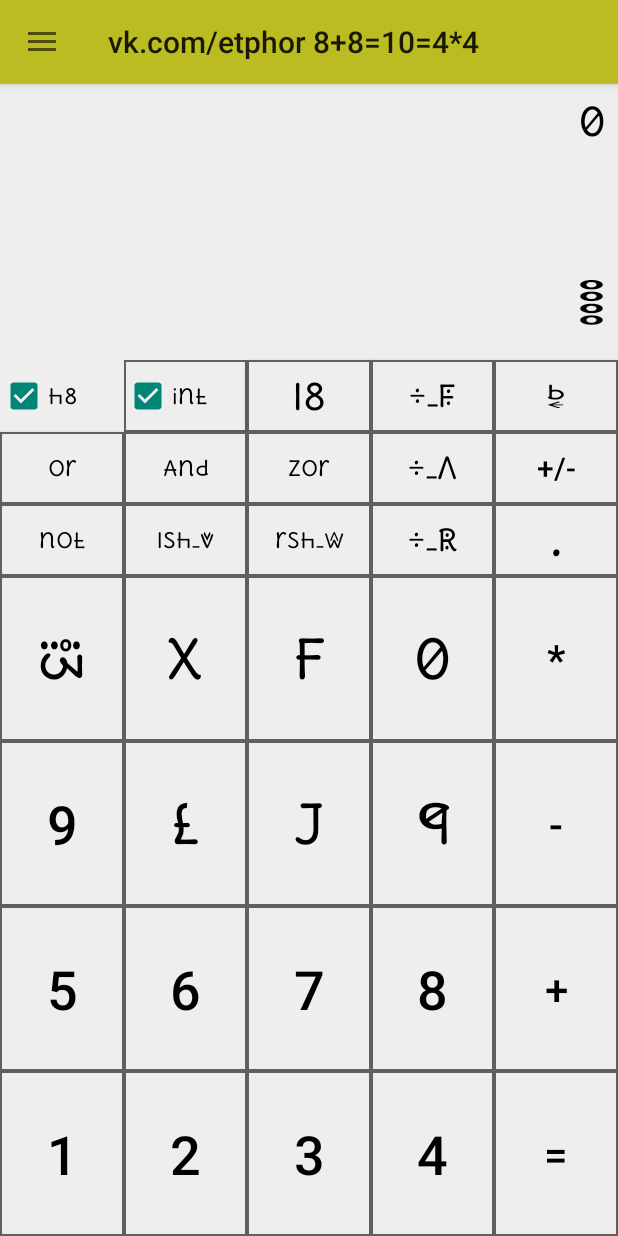
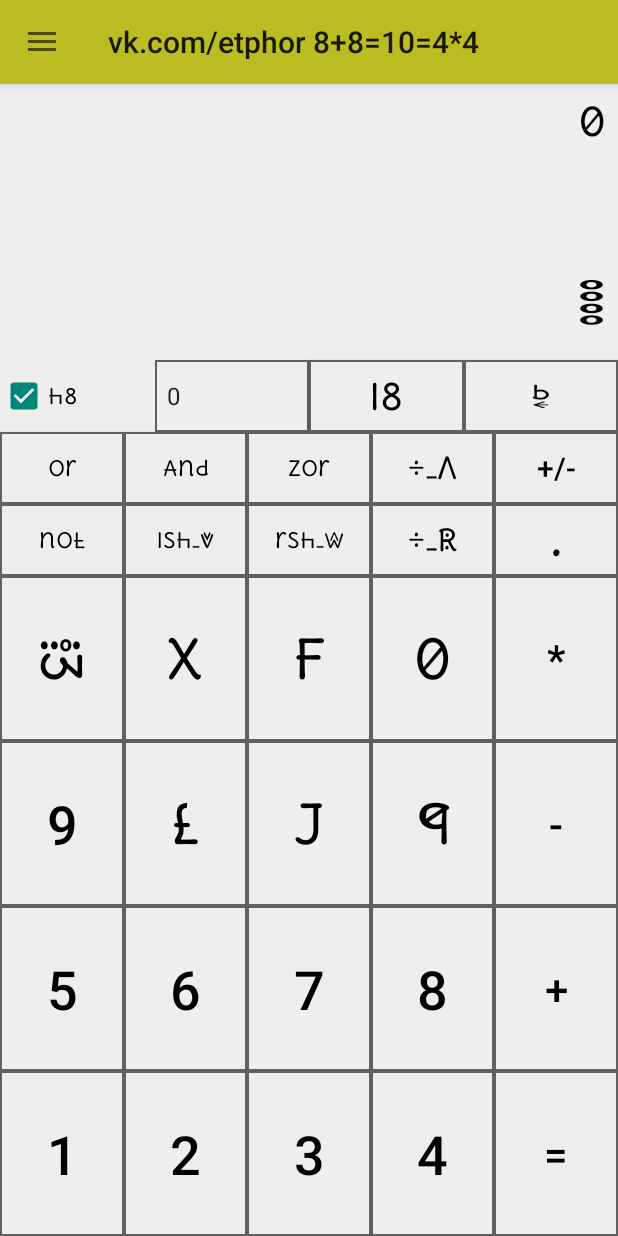
Before and after one commit to MStefan99/calculator, an Android app: the screen it shows after launch (MainActivity), on a phone screen of 412 x 824 dp. Run offline under Robolectric (Android 15) with nearby library versions, the phone set to English and light mode, and no system bars; libraries missing offline, so code that uses them is left out: io.realm; 1 statement that could not run was skipped.

Commit message:
spinner decimal point added

```diff
--- a/app/src/main/java/com/annushkaproject/programmerscalculator/fragments/ProgrammerFragment.java
+++ b/app/src/main/java/com/annushkaproject/programmerscalculator/fragments/ProgrammerFragment.java
@@ -8,8 +8,11 @@ import android.util.Log;
 import android.view.LayoutInflater;
 import android.view.View;
 import android.view.ViewGroup;
+import android.widget.AdapterView;
+import android.widget.ArrayAdapter;
 import android.widget.Button;
 import android.widget.CheckBox;
+import android.widget.Spinner;
 import android.widget.TextView;
 
 import com.annushkaproject.programmerscalculator.R;
@@ -49,7 +52,7 @@ public class ProgrammerFragment extends Fragment {
         setupSignButton();
 //        setupModeRadio();
         setup_heks_cb(); modeenum = mode_enum.mode_enum_heks; enableButtonsALL();
-
+        setup_decimal_spinner();
         setupWordLengthButton();
     }
 
@@ -156,6 +159,17 @@ public class ProgrammerFragment extends Fragment {
             updateText(formatText(number));
         });
     }
+    private void setup_decimal_spinner() {
+        Spinner spinner = getView().findViewById(R.id.decimal_precision_spinner);
+        String[] decimal_points_items = getResources().getStringArray(R.array.decimal_points_selection_array);
+//        ArrayAdapter<String> adapter = ArrayAdapter.createFromResource();//new ArrayAdapter<String>(this, R.layout.fragment_programmer, R.id.text, decimal_points_items);
+        ArrayAdapter<CharSequence> adapter = ArrayAdapter.createFromResource( spinner.getContext(), // getActivity(),
+                R.array.decimal_points_selection_array, android.R.layout.simple_spinner_item);
+        adapter.setDropDownViewResource(android.R.layout.simple_spinner_dropdown_item);
+        spinner.setAdapter(adapter);
+//        c_handle_decimal_spinboks spinboks_listener = new c_handle_decimal_spinboks() ;
+//        spinner.setOnItemClickListener((AdapterView.OnItemClickListener) spinboks_listener);
+    }
     private void usePressedNumber(String number) {
         if (currentString().equals("0") && !number.equals(".")) { textView.setText(""); textView3.setText(""); }
         String newString;
@@ -243,7 +257,9 @@ public class ProgrammerFragment extends Fragment {
 
     private void setOperatorButtonsClickable(boolean mode) {
         int[] letterButtonIDs = new int[]{
-                R.id.button_decimal_point,  R.id.buttonRDivide, R.id.buttonFdivide, R.id.buttonMod,
+                R.id.button_decimal_point,  R.id.buttonRDivide,
+//                R.id.buttonFdivide,
+                R.id.buttonMod,
                 R.id.buttonMinus, R.id.buttonPlus , R.id.buttonMultiply, R.id.buttonPower,
                 R.id.button_decimal_point, R.id.buttonEquals,
                 R.id.button_zor, R.id.buttonOR, R.id.buttonNOT , R.id.buttonAND , R.id.buttonLSH , R.id.buttonRSH,
--- /dev/null
+++ b/app/src/main/java/com/annushkaproject/programmerscalculator/fragments/c_handle_decimal_spinboks.java
@@ -0,0 +1,16 @@
+package com.annushkaproject.programmerscalculator.fragments;
+
+import android.app.Activity;
+import android.view.View;
+import android.widget.AdapterView;
+
+public class c_handle_decimal_spinboks extends Activity implements AdapterView.OnItemSelectedListener {
+    public void onItemSelected(AdapterView<?> parent, View view, int pos, long id) {
+        // An item was selected. You can retrieve the selected item using
+        // parent.getItemAtPosition(pos)
+    }
+
+    public void onNothingSelected(AdapterView<?> parent) {
+        // Another interface callback
+    }
+}
--- a/app/src/main/res/layout/fragment_programmer.xml
+++ b/app/src/main/res/layout/fragment_programmer.xml
@@ -1,5 +1,7 @@
 <?xml version="1.0" encoding="utf-8"?>
-<android.support.constraint.ConstraintLayout xmlns:android="http://schemas.android.com/apk/res/android" xmlns:app="http://schemas.android.com/apk/res-auto" xmlns:tools="http://schemas.android.com/tools"
+<android.support.constraint.ConstraintLayout xmlns:android="http://schemas.android.com/apk/res/android" xmlns:app="http://schemas.android.com/apk/res-auto"
+    xmlns:tools="http://schemas.android.com/tools"
+    tools:context=".activities.MainActivity"
   android:id="@+id/constraintLayout" android:layout_width="match_parent" android:layout_height="match_parent"
   app:layout_behavior="@string/appbar_scrolling_view_behavior">
 
@@ -31,12 +33,13 @@
     <CheckBox android:id="@+id/heks_check_boks" android:checked="true" android:layout_width="0dp" android:layout_height="@dimen/btn_ro1_hait"
         android:background="@color/backgroundColor" android:textColor="?attr/primaryTextColor"
         android:text="@string/heks_cb_label" android:fontFamily="@font/u5" android:textAllCaps="false"
-        app:layout_constraintStart_toStartOf="parent" app:layout_constraintEnd_toStartOf="@id/cb_int"
+        app:layout_constraintStart_toStartOf="parent" app:layout_constraintEnd_toStartOf="@id/decimal_precision_spinner"
         app:layout_constraintTop_toBottomOf="@+id/inputField2" />
 
-    <CheckBox  android:checked="true"  android:id="@+id/cb_int"    android:layout_width="0dp"    android:layout_height="0dp"
+    <Spinner  android:id="@+id/decimal_precision_spinner" android:layout_width="0dp" android:layout_height="0dp"
+        android:entries="@array/decimal_points_selection_array"
         android:background="@drawable/calculator_button_main" android:textColor="?attr/primaryTextColor"
-        android:text="@string/int_cb_label" android:fontFamily="@font/u5" android:textAllCaps="false" android:textSize="@dimen/int_button_label_size"
+        android:text="@string/decimal_point_label" android:fontFamily="@font/u5" android:textAllCaps="false" android:textSize="@dimen/int_button_label_size"
         app:layout_constraintBottom_toBottomOf="@id/heks_check_boks" app:layout_constraintTop_toBottomOf="@+id/inputField2"
         app:layout_constraintStart_toEndOf="@+id/heks_check_boks"   app:layout_constraintEnd_toStartOf="@id/buttonLength" />
 
@@ -44,13 +47,13 @@
         android:background="@drawable/calculator_button_main" android:textColor="?attr/primaryTextColor"
         android:text="l8" android:fontFamily="@font/u5" android:textSize="@dimen/int_len_button_label_size" android:textAllCaps="false"
         app:layout_constraintBottom_toBottomOf="@id/heks_check_boks" app:layout_constraintTop_toBottomOf="@+id/inputField2"
-        app:layout_constraintStart_toEndOf="@+id/cb_int"   app:layout_constraintEnd_toStartOf="@id/buttonFdivide" />
+        app:layout_constraintStart_toEndOf="@+id/decimal_precision_spinner"   app:layout_constraintEnd_toStartOf="@id/buttonDel" />
 
-    <Button    android:id="@+id/buttonFdivide"    android:layout_width="0dp"    android:layout_height="0dp"
-        android:background="@drawable/calculator_button_main" android:textColor="?attr/primaryTextColor"
-        android:text="@string/phlot_div_button_label" android:fontFamily="@font/u5" android:textAllCaps="false" android:textSize="@dimen/f_tekst_size"
-        app:layout_constraintBottom_toBottomOf="@id/heks_check_boks" app:layout_constraintTop_toBottomOf="@+id/inputField2"
-        app:layout_constraintStart_toEndOf="@+id/buttonLength"   app:layout_constraintEnd_toStartOf="@id/buttonDel" />
+<!--    <Button    android:id="@+id/buttonFdivide"    android:layout_width="0dp"    android:layout_height="0dp"-->
+<!--        android:background="@drawable/calculator_button_main" android:textColor="?attr/primaryTextColor"-->
+<!--        android:text="@string/phlot_div_button_label" android:fontFamily="@font/u5" android:textAllCaps="false" android:textSize="@dimen/f_tekst_size"-->
+<!--        app:layout_constraintBottom_toBottomOf="@id/heks_check_boks" app:layout_constraintTop_toBottomOf="@+id/inputField2"-->
+<!--        app:layout_constraintStart_toEndOf="@+id/buttonLength"   app:layout_constraintEnd_toStartOf="@id/buttonDel" />-->
 
 
 
@@ -64,7 +67,7 @@
    android:background="@drawable/calculator_button_main" android:textColor="?attr/primaryTextColor"
    android:text="B" android:fontFamily="@font/u5"  android:textAlignment="center"  android:textSize="@dimen/del_tekst_size"
       app:layout_constraintBottom_toBottomOf="@id/heks_check_boks" app:layout_constraintTop_toBottomOf="@+id/inputField2"
-      app:layout_constraintStart_toEndOf="@+id/buttonFdivide" app:layout_constraintEnd_toEndOf="parent" />
+      app:layout_constraintStart_toEndOf="@+id/buttonLength" app:layout_constraintEnd_toEndOf="parent" />
 
 <!-- //////////////////////////////// -->
     <Button android:id="@+id/buttonOR" android:layout_width="0dp" android:layout_height="@dimen/btn_ro2_hait"
--- a/app/src/main/res/values/strings.xml
+++ b/app/src/main/res/values/strings.xml
@@ -54,7 +54,18 @@
     <string name="get_remainder_button_string" translatable="false">÷_M</string>
     <string name="heks_cb_label" translatable="false">h8</string>
     <string name="phlot_div_button_label" translatable="false">÷_f</string>
-    <string name="int_cb_label" translatable="false">int</string>
-    <string name="app_title_string">vk.com/etphor 8+8=10=4*4</string>
+    <string name="decimal_point_label" translatable="false">.0?</string>
+    <string name="app_title_string" translatable="false">vk.com/etphor 8+8=10=4*4</string>
+
+    <string-array name="decimal_points_selection_array">
+        <item>0</item>
+        <item>0.0</item>
+        <item>0.00</item>
+        <item>0.000</item>
+        <item>0.0000</item>
+        <item>0.00000</item>
+        <item>0.000000</item>
+        <item>0.0000000</item>
+    </string-array>
 
 </resources>
```
Also changed, not shown: 2 other files.
